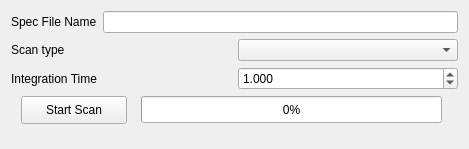
Qt form xpaxs/instrumentation/spec/ui/ui_scanparameterswidget.ui (praxes/praxes) before a commit.
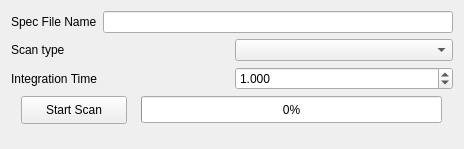
The same form after that commit.

Commit message:
scan start, finish logic in place, disables appropriate widgets
scan still not actually being run

```diff
--- a/xpaxs/instrumentation/spec/ui/ui_scanparameterswidget.ui
+++ b/xpaxs/instrumentation/spec/ui/ui_scanparameterswidget.ui
@@ -5,14 +5,20 @@
    <rect>
     <x>0</x>
     <y>0</y>
-    <width>469</width>
+    <width>463</width>
     <height>149</height>
    </rect>
   </property>
   <property name="windowTitle" >
    <string>Form</string>
   </property>
+  <layout class="QVBoxLayout" name="verticalLayout_2" >
+   <item>
+    <widget class="QWidget" native="1" name="scanParamsWidget" >
   <layout class="QVBoxLayout" name="verticalLayout" >
+      <property name="margin" >
+       <number>0</number>
+      </property>
    <item>
     <layout class="QHBoxLayout" >
      <item>
@@ -101,6 +107,9 @@
       </widget>
      </item>
     </layout>
+      </item>
+     </layout>
+    </widget>
    </item>
    <item>
     <widget class="QFrame" name="scanProgressFrame" >
```
Lines whose indentation alone changed are shown as unchanged. The commit also changes 7 other files.
